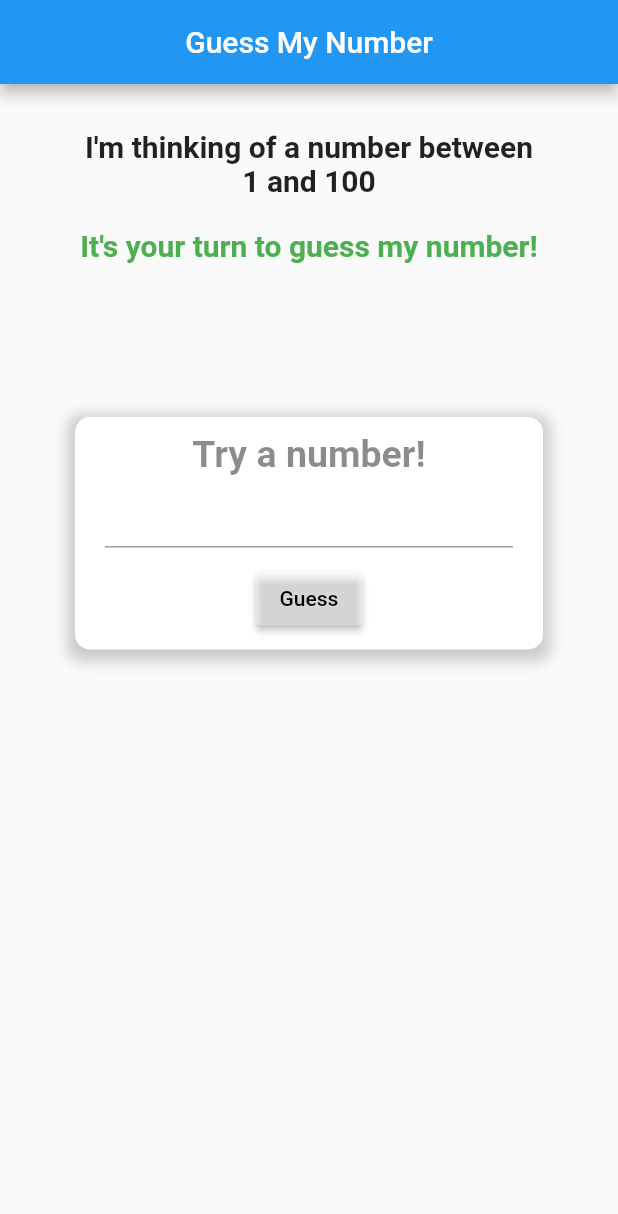
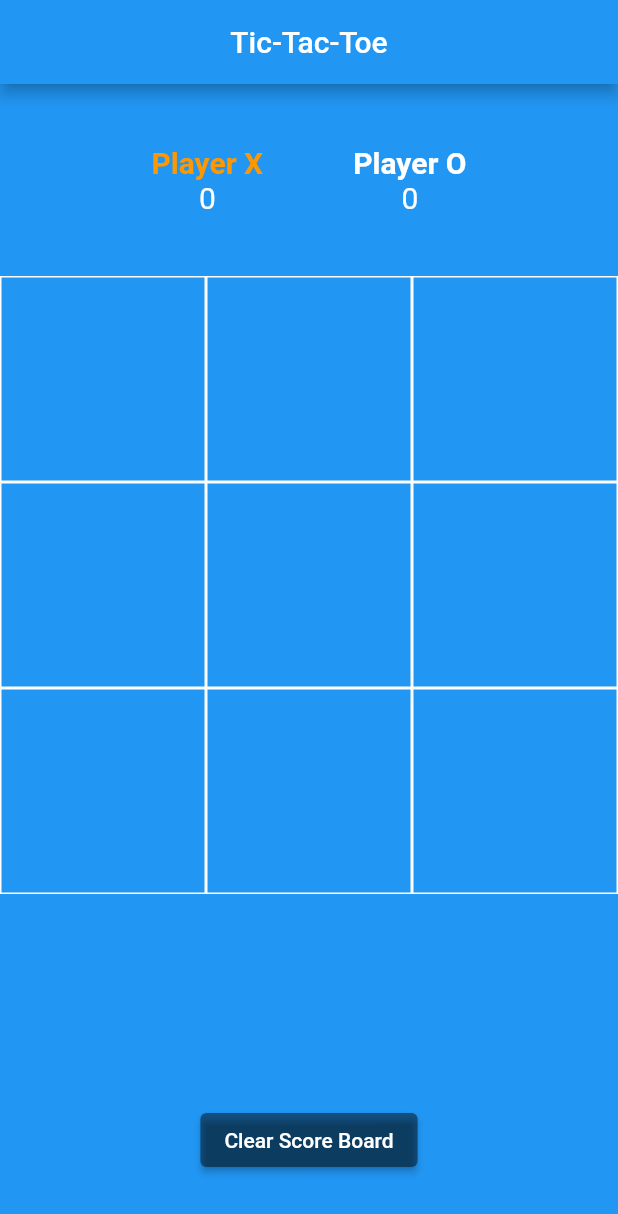
Before and after one commit to zeserj/flutter_course, a Flutter app: the screen it shows after launch, on a phone screen of 412 x 824 dp. Shown: the top 1214 px of the screen. Run offline on Flutter 3.47's test engine with Material 2 defaults, Android fonts, the light colour scheme and no system bars.

Commit message:
added project4, update README.md, project3 and lib/main.dart

```diff
--- a/lib/main.dart
+++ b/lib/main.dart
@@ -1,4 +1,4 @@
-import 'project3/main.dart' as run;
+import 'project4/main.dart' as run;
 
 void main() {
   run.main();
--- a/lib/project3/main.dart
+++ b/lib/project3/main.dart
@@ -1,5 +1,4 @@
 // Project 3 - Build an app where you guess a number
-
 import 'dart:math';
 import 'package:flutter/material.dart';
 import 'package:flutter/services.dart';
@@ -12,7 +11,7 @@ class MyApp extends StatelessWidget {
   @override
   Widget build(BuildContext context) {
     return const MaterialApp(
-      title: 'Retrieve Text Input',
+      title: 'Guess My Number',
       home: NumberForm(),
     );
   }
--- /dev/null
+++ b/lib/project4/main.dart
@@ -0,0 +1,186 @@
+// Project 4 - Build a Tic-Tac-Toe game
+import 'package:flutter/material.dart';
+
+void main() => runApp(const MyApp());
+
+class MyApp extends StatelessWidget {
+  const MyApp({super.key});
+
+  @override
+  Widget build(BuildContext context) {
+    return const MaterialApp(
+      title: 'Tic-Tac-Toe',
+      home: HomePage(),
+    );
+  }
+}
+
+class HomePage extends StatefulWidget {
+  const HomePage({super.key});
+
+  @override
+  State<HomePage> createState() => _HomePageState();
+}
+
+class _HomePageState extends State<HomePage> {
+  bool _xTurn = true;
+  List<String> _board = ['', '', '', '', '', '', '', '', ''];
+  int _xScore = 0;
+  int _oScore = 0;
+
+  void _tapped(int index) {
+    setState(() {
+      if (_xTurn && _board[index] == '') {
+        _board[index] = 'X';
+      } else if (!_xTurn && _board[index] == '') {
+        _board[index] = 'O';
+      }
+      _xTurn = !_xTurn;
+      _checkWinner();
+    });
+  }
+
+  void _checkWinner() {
+    bool winnerFound = false;
+    const List<List<int>> winningCombinations = [
+      [0, 1, 2], [3, 4, 5], [6, 7, 8], //Rows
+      [0, 3, 6], [1, 4, 7], [2, 5, 8], //Columns
+      [0, 4, 8], [2, 4, 6] //Diagonals
+    ];
+    for (final List<int> combination in winningCombinations) {
+      final String a = _board[combination[0]];
+      final String b = _board[combination[1]];
+      final String c = _board[combination[2]];
+      if (a != '' && a == b && b == c) {
+        winnerFound = true;
+        if (a == 'X') {
+          _xScore++;
+        } else {
+          _oScore++;
+        }
+        _showDialog(a);
+        break;
+      }
+    }
+    if (!_board.contains('') && !winnerFound) {
+      _showDialog('draw');
+    }
+  }
+
+  void _showDialog(String winner) {
+    String message;
+    if (winner == 'draw') {
+      message = 'Draw';
+    } else {
+      message = '$winner is the winner!';
+    }
+    showDialog(
+        context: context,
+        builder: (BuildContext context) {
+          return AlertDialog(
+            title: Text(message),
+            actions: [
+              TextButton(
+                  onPressed: () {
+                    _clearBoard();
+                    Navigator.pop(context, 'Reset');
+                  },
+                  child: const Text('Play Again'))
+            ],
+          );
+        });
+  }
+
+  void _clearBoard() {
+    setState(() {
+      for (int i = 0; i < 9; i++) {
+        _board[i] = '';
+      }
+    });
+  }
+
+  void _clearScore() {
+    setState(() {
+      _xScore = 0;
+      _oScore = 0;
+      _clearBoard();
+    });
+  }
+
+  @override
+  Widget build(BuildContext context) {
+    return Scaffold(
+        appBar: AppBar(
+          title: const Text('Tic-Tac-Toe'),
+          centerTitle: true,
+        ),
+        backgroundColor: Colors.blue,
+        body: Column(
+          children: <Widget>[
+            Expanded(
+                child: Row(
+              mainAxisAlignment: MainAxisAlignment.center,
+              children: <Widget>[
+                Padding(
+                    padding: const EdgeInsets.all(30.0),
+                    child: Column(
+                      mainAxisAlignment: MainAxisAlignment.center,
+                      children: <Widget>[
+                        Text(
+                          'Player X',
+                          style: TextStyle(
+                              fontSize: 20, fontWeight: FontWeight.bold, color: _xTurn ? Colors.orange : Colors.white),
+                        ),
+                        Text(_xScore.toString(), style: const TextStyle(fontSize: 20, color: Colors.white))
+                      ],
+                    )),
+                Padding(
+                    padding: const EdgeInsets.all(30.0),
+                    child: Column(
+                      mainAxisAlignment: MainAxisAlignment.center,
+                      children: <Widget>[
+                        Text(
+                          'Player O',
+                          style: TextStyle(
+                              fontSize: 20, fontWeight: FontWeight.bold, color: !_xTurn ? Colors.orange : Colors.white),
+                        ),
+                        Text(_oScore.toString(), style: const TextStyle(fontSize: 20, color: Colors.white))
+                      ],
+                    )),
+              ],
+            )),
+            Expanded(
+                flex: 4,
+                child: GridView.builder(
+                    itemCount: 9,
+                    gridDelegate: const SliverGridDelegateWithFixedCrossAxisCount(crossAxisCount: 3),
+                    itemBuilder: (BuildContext context, int index) {
+                      return GestureDetector(
+                        onTap: () {
+                          _tapped(index);
+                        },
+                        child: Container(
+                          decoration: BoxDecoration(border: Border.all(color: Colors.white)),
+                          child: Center(
+                            child: Text(
+                              _board[index],
+                              style: const TextStyle(color: Colors.white, fontSize: 35),
+                            ),
+                          ),
+                        ),
+                      );
+                    })),
+            Expanded(
+                child: Row(mainAxisAlignment: MainAxisAlignment.center, children: <Widget>[
+              ElevatedButton(
+                style: ElevatedButton.styleFrom(
+                  backgroundColor: Colors.black45,
+                ),
+                onPressed: _clearScore,
+                child: const Text('Clear Score Board'),
+              )
+            ]))
+          ],
+        ));
+  }
+}
```
Also changed, not shown: 1 other file.
